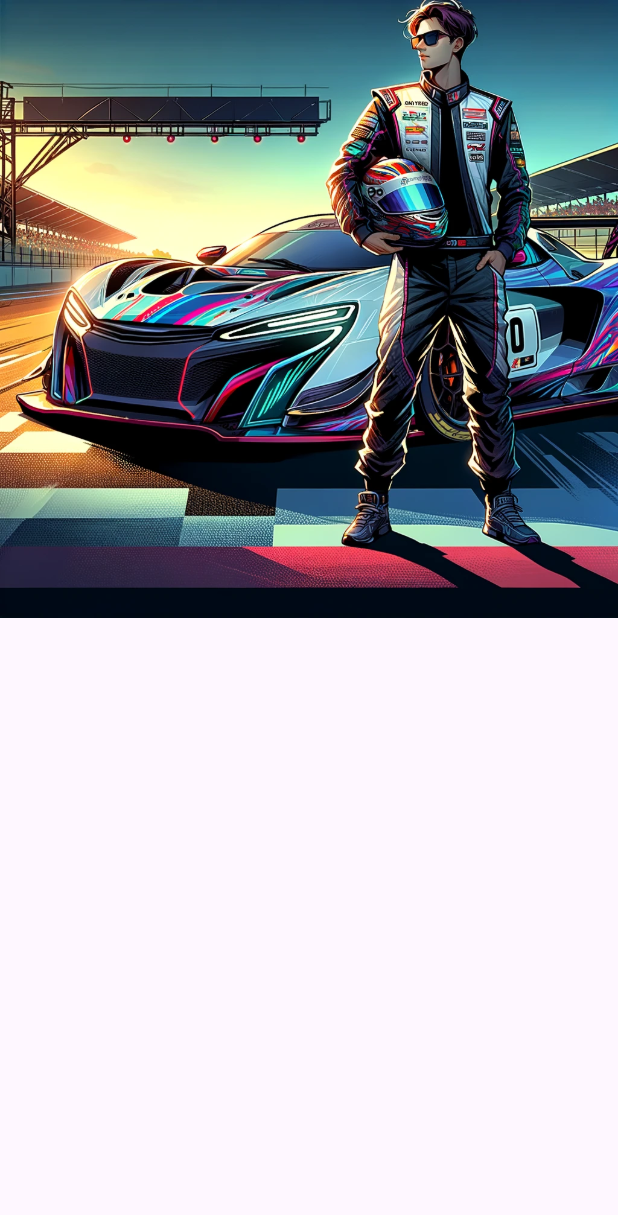
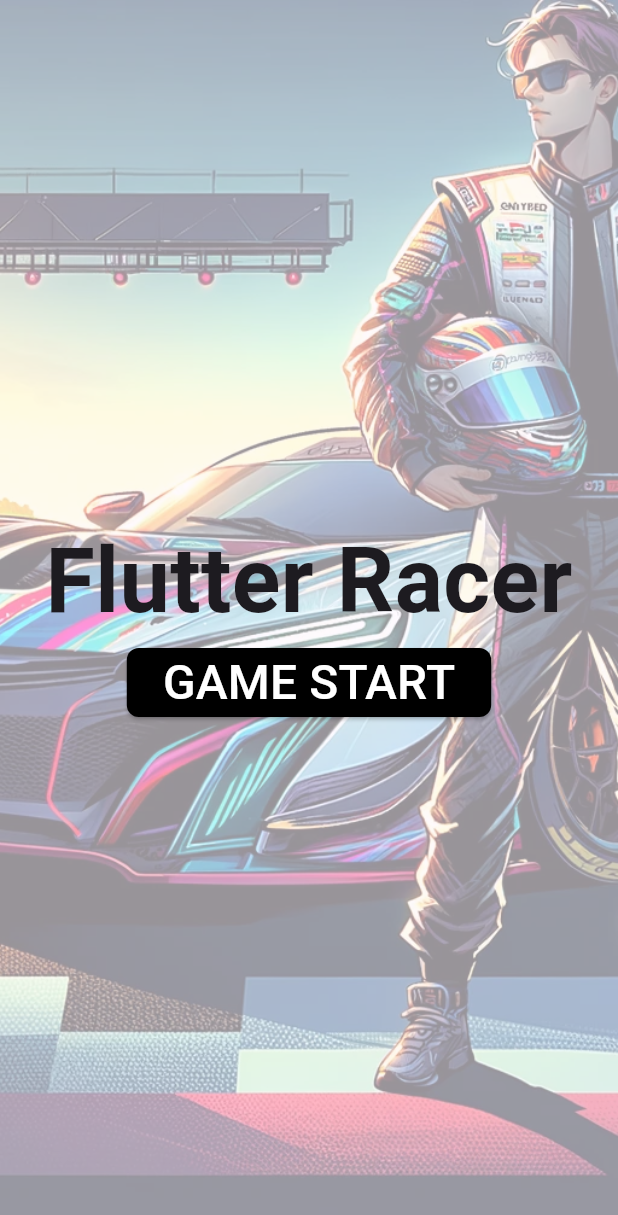
Before and after one commit to Ina-dang/flutter-racer, a Flutter app: the screen it shows after launch, on a phone screen of 412 x 824 dp. Shown: the top 1215 px of the screen. Run offline on Flutter 3.47's test engine with Material 3 defaults, Android fonts, the phone set to English and light mode, and no system bars.

Commit message:
메인화면 퍼블리싱

```diff
--- a/lib/screen/main_menu_screen.dart
+++ b/lib/screen/main_menu_screen.dart
@@ -5,9 +5,52 @@ class MainMenuScreen extends StatelessWidget {
 
   @override
   Widget build(BuildContext context) {
-    // 화면을 그리는곳
+    /// 화면을 그리는곳
     return Scaffold(
-      body: Stack(children: [Image.asset('assets/images/racing_main.png')]),
+      /// Stack: 배열 배치 순서에 따라 쌓아 올리는 위젯
+      body: Stack(
+        fit: StackFit.expand,
+        children: [
+          Image.asset(
+            'assets/images/racing_main.png',
+            fit: BoxFit.cover,
+            opacity: AlwaysStoppedAnimation(0.4),
+          ),
+          Column(
+            mainAxisAlignment: MainAxisAlignment.center,
+            children: [
+              /// 제목 텍스트
+              Text(
+                'Flutter Racer',
+                style: TextStyle(
+                  fontSize: 60,
+                  fontWeight: FontWeight.bold,
+                ),
+              ),
+
+              /// 시작 (Start) 버튼
+              ElevatedButton(
+                style: ElevatedButton.styleFrom(
+                  backgroundColor: Colors.black,
+                  shape: RoundedRectangleBorder(
+                    borderRadius: BorderRadius.circular(8),
+                  ),
+                ),
+                onPressed: () {
+                  // 버튼을 클릭하면 이곳 내부가 실행됨.
+                },
+                child: Text(
+                  'GAME START',
+                  style: TextStyle(
+                    fontSize: 32,
+                    color: Colors.white,
+                  ),
+                ),
+              ),
+            ],
+          )
+        ],
+      ),
     );
   }
 }
```
